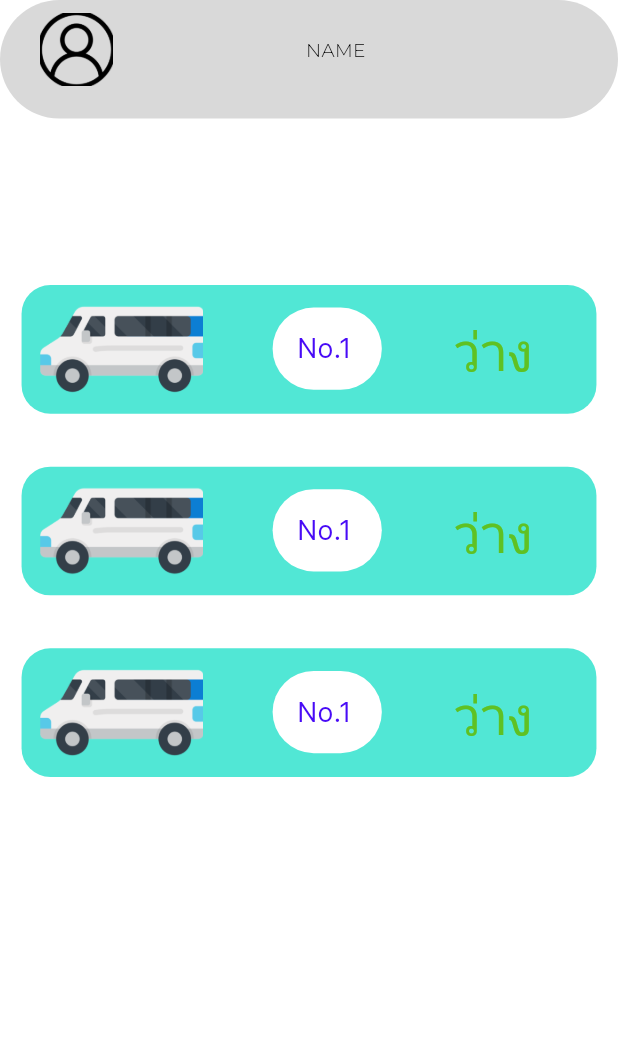
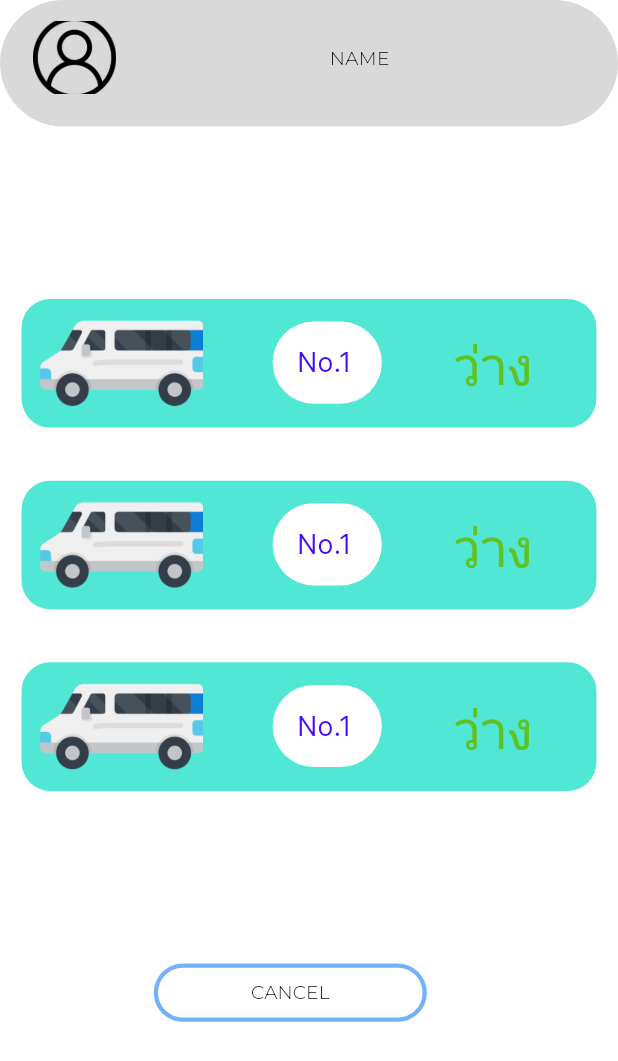
Before and after one commit to dod1212co/test2, a Flutter app: the SelectVansScreen screen opened by its route, on a phone screen of 412 x 824 dp. Shown: the top 1061 px of the screen. Run offline on Flutter 3.47's test engine with Material 3 defaults, Android fonts, the phone set to English and light mode, and no system bars; our stand-ins replace cached_network_image, calendar_date_picker2, flutter_svg.

Commit message:
Code Synced by DhiWise

```diff
--- a/lib/core/utils/image_constant.dart
+++ b/lib/core/utils/image_constant.dart
@@ -18,7 +18,7 @@ class ImageConstant {
   // Common images
   static String imgImage = '$imagePath/img_image.png';
 
-  static String imgImage1 = '$imagePath/img_image_1.png';
+  static String imgImage1 = '$imagePath/img_image1.png';
 
   static String imageNotFound = 'assets/images/image_not_found.png';
 }
--- a/lib/presentation/add_queue_screen/add_queue_screen.dart
+++ b/lib/presentation/add_queue_screen/add_queue_screen.dart
@@ -207,13 +207,13 @@ class AddQueueScreen extends StatelessWidget {
             child: CustomOutlinedButton(
               text: "OK".toUpperCase(),
               margin: EdgeInsets.only(right: 23.h),
+              buttonStyle: CustomButtonStyles.outlineSecondaryContainer,
             ),
           ),
           Expanded(
             child: CustomOutlinedButton(
               text: "CANCEL".toUpperCase(),
               margin: EdgeInsets.only(left: 23.h),
-              buttonStyle: CustomButtonStyles.outlineBlueA,
             ),
           ),
         ],
--- a/lib/presentation/main_screen/widgets/vansbuttonno1section_item_widget.dart
+++ b/lib/presentation/main_screen/widgets/vansbuttonno1list_item_widget.dart
@@ -2,8 +2,8 @@ import 'package:dod1212com_s_application2/core/app_export.dart';
 import 'package:flutter/material.dart';
 
 // ignore: must_be_immutable
-class Vansbuttonno1sectionItemWidget extends StatelessWidget {
-  const Vansbuttonno1sectionItemWidget({Key? key})
+class Vansbuttonno1listItemWidget extends StatelessWidget {
+  const Vansbuttonno1listItemWidget({Key? key})
       : super(
           key: key,
         );
--- a/lib/presentation/select_vans_screen/select_vans_screen.dart
+++ b/lib/presentation/select_vans_screen/select_vans_screen.dart
@@ -1,5 +1,6 @@
-import '../select_vans_screen/widgets/vansbuttonno1section1_item_widget.dart';
+import '../select_vans_screen/widgets/vansbuttonno1section_item_widget.dart';
 import 'package:dod1212com_s_application2/core/app_export.dart';
+import 'package:dod1212com_s_application2/widgets/custom_outlined_button.dart';
 import 'package:flutter/material.dart';
 
 class SelectVansScreen extends StatelessWidget {
@@ -13,9 +14,18 @@ class SelectVansScreen extends StatelessWidget {
                 width: double.maxFinite,
                 child: Column(children: [
                   _buildHeadSection(context),
-                  Spacer(flex: 25),
+                  Spacer(flex: 29),
                   _buildVansButtonNo1Section(context),
-                  Spacer(flex: 74)
+                  Spacer(flex: 29),
+                  CustomOutlinedButton(
+                      width: 190.h,
+                      text: "CANCEL".toUpperCase(),
+                      margin: EdgeInsets.only(left: 107.h),
+                      onPressed: () {
+                        onTapCANCEL(context);
+                      },
+                      alignment: Alignment.centerLeft),
+                  Spacer(flex: 40)
                 ]))));
   }
 
@@ -23,20 +33,24 @@ class SelectVansScreen extends StatelessWidget {
   Widget _buildHeadSection(BuildContext context) {
     return Container(
         width: double.maxFinite,
-        padding: EdgeInsets.symmetric(horizontal: 28.h, vertical: 10.v),
+        padding: EdgeInsets.symmetric(horizontal: 23.h, vertical: 16.v),
         decoration: AppDecoration.fillBlueGray
             .copyWith(borderRadius: BorderRadiusStyle.circleBorder46),
-        child: Row(crossAxisAlignment: CrossAxisAlignment.start, children: [
-          CustomImageView(
-              imagePath: ImageConstant.imgImage,
-              height: 55.adaptSize,
-              width: 55.adaptSize,
-              margin: EdgeInsets.only(bottom: 13.v)),
-          Padding(
-              padding: EdgeInsets.only(left: 134.h, top: 18.v, bottom: 31.v),
-              child:
-                  Text("nAME".toUpperCase(), style: theme.textTheme.bodyMedium))
-        ]));
+        child: Row(
+            mainAxisAlignment: MainAxisAlignment.spaceBetween,
+            crossAxisAlignment: CrossAxisAlignment.start,
+            children: [
+              CustomImageView(
+                  imagePath: ImageConstant.imgImage,
+                  height: 55.v,
+                  width: 58.h,
+                  margin: EdgeInsets.only(bottom: 7.v)),
+              Padding(
+                  padding:
+                      EdgeInsets.only(top: 18.v, right: 136.h, bottom: 25.v),
+                  child: Text("nAME".toUpperCase(),
+                      style: theme.textTheme.bodyMedium))
+            ]));
   }
 
   /// Section Widget
@@ -51,7 +65,7 @@ class SelectVansScreen extends StatelessWidget {
             },
             itemCount: 3,
             itemBuilder: (context, index) {
-              return Vansbuttonno1section1ItemWidget(onTapVansButtonNo1: () {
+              return Vansbuttonno1sectionItemWidget(onTapVansButtonNo1: () {
                 onTapVansButtonNo1(context);
               });
             }));
@@ -61,4 +75,9 @@ class SelectVansScreen extends StatelessWidget {
   onTapVansButtonNo1(BuildContext context) {
     Navigator.pushNamed(context, AppRoutes.mainScreen);
   }
+
+  /// Navigates to the addQueueScreen when the action is triggered.
+  onTapCANCEL(BuildContext context) {
+    Navigator.pushNamed(context, AppRoutes.addQueueScreen);
+  }
 }
--- a/lib/presentation/select_vans_screen/widgets/vansbuttonno1section1_item_widget.dart
+++ b/lib/presentation/select_vans_screen/widgets/vansbuttonno1section_item_widget.dart
@@ -2,8 +2,8 @@ import 'package:dod1212com_s_application2/core/app_export.dart';
 import 'package:flutter/material.dart';
 
 // ignore: must_be_immutable
-class Vansbuttonno1section1ItemWidget extends StatelessWidget {
-  Vansbuttonno1section1ItemWidget({
+class Vansbuttonno1sectionItemWidget extends StatelessWidget {
+  Vansbuttonno1sectionItemWidget({
     Key? key,
     this.onTapVansButtonNo1,
   }) : super(
--- a/lib/theme/custom_button_style.dart
+++ b/lib/theme/custom_button_style.dart
@@ -13,10 +13,10 @@ class CustomButtonStyles {
       );
 
   // Outline button style
-  static ButtonStyle get outlineBlueA => OutlinedButton.styleFrom(
-        backgroundColor: appTheme.blueA100,
+  static ButtonStyle get outlineSecondaryContainer => OutlinedButton.styleFrom(
+        backgroundColor: theme.colorScheme.secondaryContainer,
         side: BorderSide(
-          color: appTheme.blueA100,
+          color: theme.colorScheme.secondaryContainer,
           width: 3,
         ),
         shape: RoundedRectangleBorder(
```
Also changed, not shown: lib/presentation/main_screen/main_screen.dart (+61 -8 lines), lib/theme/theme_helper.dart (+12 -12 lines), assets/images/img_image1.png (renamed from assets/images/img_image_1.png).
